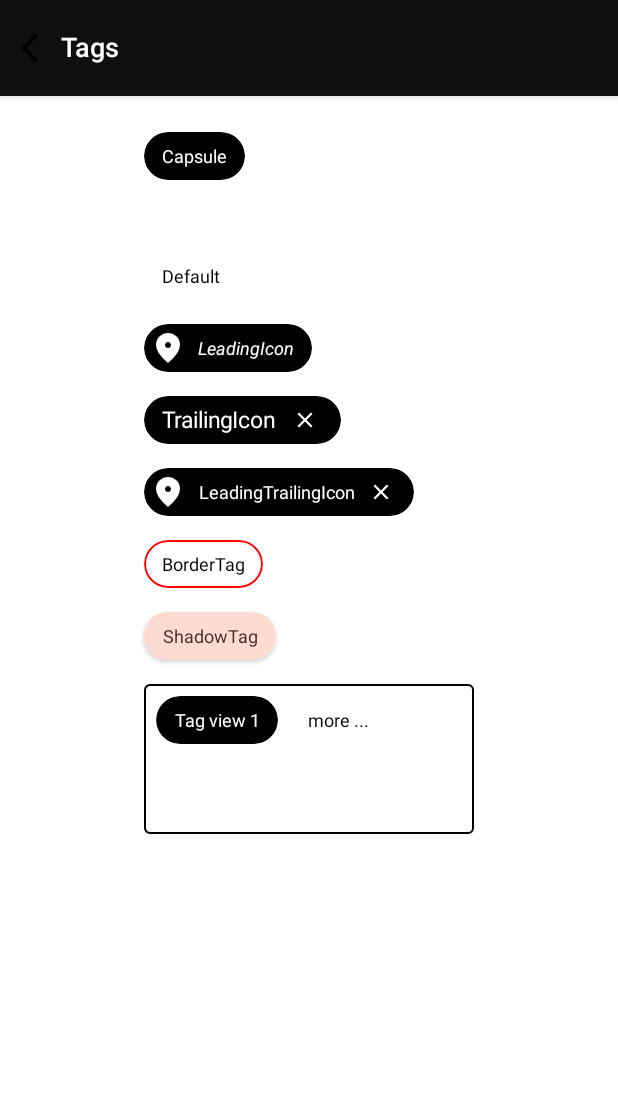
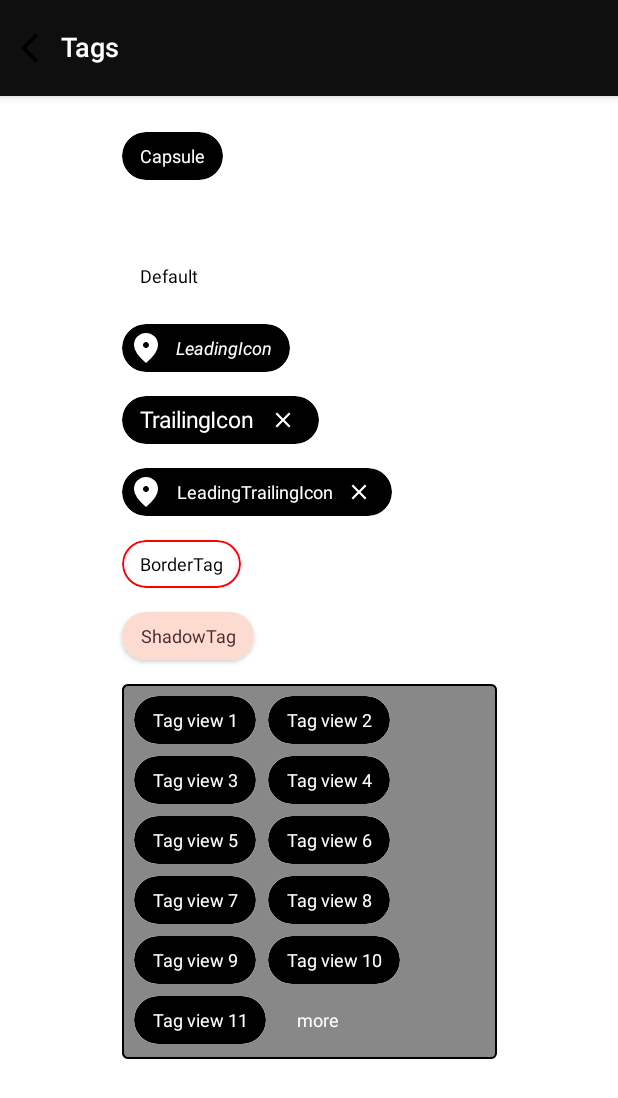
Before and after one commit to codeandtheory/YTag-android, an Android app built with Jetpack Compose: the YTagActivity screen opened directly, with no data from a screen before it, on a phone screen of 412 x 824 dp. Shown: the top 1098 px of the screen. Run offline under Robolectric (Android 15) with nearby library versions, the phone set to English and light mode, and no system bars; our stand-ins replace Dagger/Hilt's generated code.

Commit message:
1. Added more tag display property 2. Code refactoring 3. Bug fixes [more tag position issue]

```diff
--- a/core/ui/src/main/java/co/yml/coreui/core/ui/ytag/TagViewContainer.kt
+++ b/core/ui/src/main/java/co/yml/coreui/core/ui/ytag/TagViewContainer.kt
@@ -13,13 +13,12 @@ import androidx.compose.ui.graphics.Color
 import androidx.compose.ui.layout.Layout
 import androidx.compose.ui.layout.Placeable
 import androidx.compose.ui.platform.LocalContext
+import androidx.compose.ui.platform.LocalDensity
 import androidx.compose.ui.platform.testTag
 import androidx.compose.ui.semantics.contentDescription
 import androidx.compose.ui.semantics.semantics
 import androidx.compose.ui.tooling.preview.Preview
-import androidx.compose.ui.unit.Dp
-import androidx.compose.ui.unit.IntOffset
-import androidx.compose.ui.unit.dp
+import androidx.compose.ui.unit.*
 import co.yml.coreui.core.ui.ytag.model.TagViewContainerModifiers
 import co.yml.coreui.core.ui.ytag.model.TagViewData
 import co.yml.coreui.core.ui.ytag.model.TagViewModifiers
@@ -41,10 +40,20 @@ fun TagViewContainer(
     updatedTagViewData.add(moreTag)
 
     with(tagViewContainerModifiers) {
-        val modifier = Modifier
         val context = LocalContext.current
-        Box(
-            modifier = modifier
+        var modifier = if (tagViewContainerModifiers.width != Dp.Unspecified) {
+            Modifier.width(tagViewContainerModifiers.width)
+        } else {
+            Modifier.wrapContentWidth()
+        }
+
+        modifier = if (tagViewContainerModifiers.height != Dp.Unspecified) {
+            modifier.then(Modifier.height(tagViewContainerModifiers.height))
+        } else {
+            modifier.then(Modifier.wrapContentHeight())
+        }
+
+        modifier = modifier.then(Modifier
             .run {
                 if (enableBorder) {
                     border(
@@ -56,9 +65,7 @@ fun TagViewContainer(
                     background(color = backgroundColor, shape = shape)
                 }
             }
-                .width(width = width ?: Dp.Unspecified)
-                .height(height = height)
-                .defaultMinSize(minWidth = minWidth, minHeight = minHeight)
+            .defaultMinSize(minWidth, minHeight)
             .clickable { }
             .semantics {
                 this.contentDescription =
@@ -70,9 +77,11 @@ fun TagViewContainer(
                 shape = shape
             )
             .padding(containerPaddingValues)
+        )
+
+        Box(
+            modifier = modifier
         ) {
-
-
             TagViewContainerLayout(
                 tagViewContainerModifiers = tagViewContainerModifiers,
                 content = {
@@ -107,6 +116,8 @@ fun TagViewContainerLayout(
     tagViewContainerModifiers: TagViewContainerModifiers,
     content: @Composable () -> Unit
 ) {
+    val localDensity = LocalDensity.current
+
     Layout(content = content) { measurables, constraints ->
         val looseConstraints = constraints.copy(
             minWidth = 0,
@@ -138,8 +149,6 @@ fun TagViewContainerLayout(
                             .toInt()
                     )
             }
-            Log.i("check_measure", "common: ${currentOffset}")
-
             placeAble to currentOffset.also {
                 currentOffset = it.copy(
                     x = it.x + placeAble.width + tagViewContainerModifiers.tagSpacingHorizontal.toPx()
@@ -148,34 +157,25 @@ fun TagViewContainerLayout(
             }
         }
 
-        layout(width = constraints.maxWidth,
-            height = placeAbles.lastOrNull()?.run { first.height } ?: 0) {
+        layout(
+            width = constraints.maxWidth,
+            height = constraints.maxHeight
+        ) {
             Log.i("check_placeAble", "size: ${placeAbles.size}")
             placeAbles.forEachIndexed { index, placeable ->
                 val (placeable, offset) = placeable
                 //check whether current item has enough space
-                val currentItemHorizontalSpace =
-                    placeable.width + tagViewContainerModifiers.tagSpacingHorizontal.toPx()
-                        .toInt()
-                val currentItemVerticalSpace =
-                    placeable.height + tagViewContainerModifiers.tagSpacingVertical.toPx()
-                        .toInt()
-
-                if (offset.x + currentItemHorizontalSpace < constraints.maxWidth && offset.y + currentItemVerticalSpace < constraints.maxHeight) {
+                if (offset.x + placeable.width < constraints.maxWidth && offset.y + placeable.height < constraints.maxHeight) {
                     //current item has space
                     Log.i("check_placeable", "index: $index current item has space")
                     val nextItemIndex = index + 1
                     if (nextItemIndex <= placeAbles.lastIndex) {
                         val nextItemOffset = placeAbles[nextItemIndex].second
-
-                        val nextItemHorizontalSpace =
-                            placeAbles[nextItemIndex].first.width + tagViewContainerModifiers.tagSpacingHorizontal.toPx()
-                                .toInt()
-                        val nextItemVerticalSpace =
-                            placeAbles[nextItemIndex].first.height + tagViewContainerModifiers.tagSpacingVertical.toPx()
-                                .toInt()
-
-                        if (nextItemOffset.x + nextItemHorizontalSpace < constraints.maxWidth && nextItemOffset.y + nextItemVerticalSpace < constraints.maxHeight) {
+                        Log.i(
+                            "check_placeable",
+                            "next index: $nextItemIndex nextItemOffset : $nextItemOffset Before checking"
+                        )
+                        if (nextItemOffset.x + placeAbles[nextItemIndex].first.width < constraints.maxWidth && nextItemOffset.y + placeAbles[nextItemIndex].first.height < constraints.maxHeight) {
                             //next item has space
                             Log.i(
                                 "check_placeable",
@@ -185,54 +185,99 @@ fun TagViewContainerLayout(
                         } else {
                             //next item has no space
                             //check space to accommodate more tag
-                            Log.i("check_placeable", "index: $index next item has no space")
-                            val moreTagPlaceAble = placeAbles.last()
-                            val remainingTags = placeAbles.lastIndex - 1 - index
-
-
-//                            tagViewContainerModifiers.moreTagConfiguration.overFlowText.invoke(remainingTags)
-                            val moreTagHorizontalSpace =
-                                moreTagPlaceAble.first.width + tagViewContainerModifiers.tagSpacingHorizontal.toPx()
-                                    .toInt()
-                            val moreTagVerticalSpace =
-                                moreTagPlaceAble.first.height + tagViewContainerModifiers.tagSpacingVertical.toPx()
-                                    .toInt()
-
-                            if (offset.x + moreTagHorizontalSpace < constraints.maxWidth && offset.y + moreTagVerticalSpace < constraints.maxHeight) {
-                                //place more tag
-                                Log.i("check_placeable", "index: $index more tag placed")
-                                moreTagPlaceAble.first.place(offset.x, offset.y)
+                            val overflow = showOverFlow(
+                                index,
+                                placeAbles,
+                                tagViewContainerModifiers,
+                                constraints,
+                                localDensity
+                            )
+                            overflow?.let {
+                                it.first.place(it.second)
+                            }
                             return@layout
-                            } else {
-                                Log.i("check_placeable", "index: $index more tag has no space")
-                            }
                         }
                     }
                 } else {
                     //current item has no space
                     //check space to accommodate more tag
-                    Log.i("check_placeable", "index: $index current item has no space")
-                    val remainingTags = placeAbles.lastIndex - 1 - index
-                    val moreTagPlaceAble = placeAbles.last()
-                    val moreTagHorizontalSpace =
-                        moreTagPlaceAble.first.width + tagViewContainerModifiers.tagSpacingHorizontal.toPx()
-                            .toInt()
-                    val moreTagVerticalSpace =
-                        moreTagPlaceAble.first.height + tagViewContainerModifiers.tagSpacingVertical.toPx()
-                            .toInt()
-
-                    if (offset.x + moreTagHorizontalSpace < constraints.maxWidth && offset.y + moreTagVerticalSpace < constraints.maxHeight) {
-                        //place more tag
-                        Log.i("check_placeable", "index: $index more tag placed")
-                        placeable.place(offset.x, offset.y)
+                    val overflow = showOverFlow(
+                        index,
+                        placeAbles,
+                        tagViewContainerModifiers,
+                        constraints,
+                        localDensity
+                    )
+                    overflow?.let {
+                        it.first.place(it.second)
+                    }
                     return@layout
-                    } else {
-                        Log.i("check_placeable", "index: $index more tag has no space")
                 }
             }
         }
     }
 }
+
+/**
+ * Used for displaying the over flow details when tags not fit in the container
+ * @param index current placeAble index
+ * @param placeAbles placeAble details of tags
+ * @param tagViewContainerModifiers  collection of modifier elements that decorate or add behavior to tag view container
+ * @param constraints immutable constraints for measuring layouts
+ * @param localDensity A density of the screen. Used for the conversions between pixels and Dp
+ */
+fun showOverFlow(
+    index: Int,
+    placeAbles: List<Pair<Placeable, IntOffset>>,
+    tagViewContainerModifiers: TagViewContainerModifiers,
+    constraints: Constraints,
+    localDensity: Density
+): Pair<Placeable, IntOffset>? {
+    val offset = placeAbles[index].second
+    val placeable = placeAbles[index]
+
+    if (tagViewContainerModifiers.moreTagConfiguration.showOverFlow) {
+        Log.i("check_placeable", "index: $index next item has no space")
+        val moreTagPlaceAble = placeAbles.last()
+        val remainingTags = placeAbles.lastIndex - 1 - index
+
+        if (offset.x + moreTagPlaceAble.first.width < constraints.maxWidth && offset.y + moreTagPlaceAble.first.height < constraints.maxHeight) {
+            //place more tag
+            Log.i(
+                "check_placeable",
+                "index: $index more tag placed offset: $offset"
+            )
+
+            //check whether more tag can be placed in between current and previous offset
+            val previousIndex = index - 1
+            if (previousIndex >= 0) {
+                val previousOffset = placeAbles[previousIndex].second
+                val previousTag = placeAbles[previousIndex].first
+
+                val moreTagXOffset =
+                    previousOffset.x + localDensity.run { tagViewContainerModifiers.tagSpacingHorizontal.toPx() }
+                        .toInt() + previousTag.width
+                val moreTagYOffset = previousOffset.y
+
+                if (moreTagXOffset + moreTagPlaceAble.first.width < constraints.maxWidth && moreTagYOffset + moreTagPlaceAble.first.height < constraints.maxHeight) {
+                    Log.i(
+                        "check_placeable",
+                        " prev index: $previousIndex more tag placed on in btw offset: $previousOffset"
+                    )
+
+                    return Pair(moreTagPlaceAble.first, IntOffset(moreTagXOffset, moreTagYOffset))
+                }
+            }
+
+            return moreTagPlaceAble
+        } else {
+            Log.i("check_placeable", "index: $index more tag has no space")
+        }
+    } else {
+        return placeable
+    }
+
+    return null
 }
 
 @Preview(name = "Default Tag container")
--- a/core/ui/src/main/java/co/yml/coreui/core/ui/ytag/model/TagViewContainerModifiers.kt
+++ b/core/ui/src/main/java/co/yml/coreui/core/ui/ytag/model/TagViewContainerModifiers.kt
@@ -28,7 +28,7 @@ import androidx.compose.ui.unit.dp
 data class TagViewContainerModifiers(
     val minWidth: Dp,
     val minHeight: Dp,
-    val width: Dp?,
+    val width: Dp,
     val height: Dp,
     val enableBorder: Boolean,
     val borderWidth: Dp,
@@ -45,8 +45,8 @@ data class TagViewContainerModifiers(
     class Builder {
         private var minWidth: Dp = 150.dp
         private var minHeight: Dp = 150.dp
-        private var width: Dp? = null
-        private var height: Dp = minHeight
+        private var width: Dp = Dp.Unspecified
+        private var height: Dp =  Dp.Unspecified
         private var enableBorder: Boolean = false
         private var borderWidth: Dp = 1.dp
         private var borderColor: Color = Color.Black
--- a/core/ui/src/main/java/co/yml/coreui/core/ui/ytag/model/TagViewData.kt
+++ b/core/ui/src/main/java/co/yml/coreui/core/ui/ytag/model/TagViewData.kt
@@ -17,5 +17,6 @@ data class TagViewData(
     val leadingIcon: @Composable ((enable: Boolean) -> Unit)? = null,
     val trailingIcon: @Composable ((enable: Boolean) -> Unit)? = null,
     val enabled: Boolean = true,
+    val showOverFlow: Boolean = true,
     val overFlowText: (Int) -> String =  { _ -> "" }
 )
--- a/feature/ytag/src/main/java/co/yml/coreui/feature/ytag/ui/YTagActivity.kt
+++ b/feature/ytag/src/main/java/co/yml/coreui/feature/ytag/ui/YTagActivity.kt
@@ -32,12 +32,12 @@ import androidx.compose.ui.unit.dp
 import androidx.compose.ui.unit.sp
 import co.yml.coreui.core.ui.templates.AppBarWithBackButton
 import co.yml.coreui.core.ui.theme.CoreUICatalogTheme
-import co.yml.coreui.core.ui.ytag.model.TagViewModifiers
-import co.yml.coreui.ui.R
 import co.yml.coreui.core.ui.ytag.TagView
 import co.yml.coreui.core.ui.ytag.TagViewContainer
 import co.yml.coreui.core.ui.ytag.model.TagViewContainerModifiers
 import co.yml.coreui.core.ui.ytag.model.TagViewData
+import co.yml.coreui.core.ui.ytag.model.TagViewModifiers
+import co.yml.coreui.ui.R
 import dagger.hilt.android.AndroidEntryPoint
 
 @ExperimentalMaterial3Api
@@ -292,14 +292,14 @@ fun ShadowTag() {
 }
 
 @Composable
-fun DefaultTagViewContainer(){
+fun DefaultTagViewContainer() {
     val tagViewModifiers = TagViewModifiers.Builder()
         .shape(CircleShape)
         .backgroundColor(Color.Black)
         .textColor(Color.White)
         .style(textStyle)
         .onCLick {
-            Log.i("check_click","tag view clicked")
+            Log.i("check_click", "tag view clicked")
             //remove the current tag view from the list
         }
         .build()
@@ -308,34 +308,55 @@ fun DefaultTagViewContainer(){
         TagViewData("Tag view 1", tagViewModifiers),
         TagViewData("Tag view 2", tagViewModifiers),
         TagViewData("Tag view 3", tagViewModifiers),
-//        TagViewData("Tag view 4", tagViewModifiers),
-//        TagViewData("Tag view 5", tagViewModifiers),
-//        TagViewData("Tag view 6", tagViewModifiers),
-//        TagViewData("Tag view 7", tagViewModifiers)
+        TagViewData("Tag view 4", tagViewModifiers),
+        TagViewData("Tag view 5", tagViewModifiers),
+        TagViewData("Tag view 6", tagViewModifiers),
+        TagViewData("Tag view 7", tagViewModifiers),
+        TagViewData("Tag view 8", tagViewModifiers),
+        TagViewData("Tag view 9", tagViewModifiers),
+        TagViewData("Tag view 10", tagViewModifiers),
+        TagViewData("Tag view 11", tagViewModifiers),
+        TagViewData("Tag view 12", tagViewModifiers),
+        TagViewData("Tag view 13", tagViewModifiers)
     )
 
     val tagViewContainerModifiers = TagViewContainerModifiers.Builder()
-        .width(220.dp)
-        .height(100.dp)
         .containerPaddingValues(PaddingValues(8.dp))
         .enableBorder(true)
         .shape(RoundedCornerShape(4.dp))
-        .tagSpacingVertical(16.dp)
+        .tagSpacingVertical(8.dp)
         .tagSpacingHorizontal(8.dp)
-        .moreTagConfiguration(TagViewData(text = "more ...", overFlowText = {count ->
-            "$count more items"
-        }, tagViewModifiers = TagViewModifiers.Builder().onCLick {  Log.i("check_click","more tag clicked") }.build()))
-        .onCLick {item ->
+        .backgroundColor(Color.Gray)
+        .width(250.dp)
+        .height(250.dp)
+        .moreTagConfiguration(
+            TagViewData(
+                text = "more",
+                overFlowText = { count ->
+                    "$count more items"
+                },
+                tagViewModifiers = TagViewModifiers.Builder().backgroundColor(Color.Gray)
+                    .textColor(Color.White)
+                    .onCLick { Log.i("check_click", "more tag clicked") }.build()
+            )
+        )
+        .onCLick { item ->
             val itemIndex = tagViewData.indexOf(item)
-            val updatedList =  tagViewData.toMutableList()
+            val updatedList = tagViewData.toMutableList()
 
-            if (itemIndex!= -1){
+            if (itemIndex != -1) {
                 updatedList.removeAt(itemIndex)
             }
 
-            Log.i("check_click","tag view container item $itemIndex  nam: ${item.text} clicked currentList size: ${tagViewData.size} updatedList size: ${updatedList.size}")
+            Log.i(
+                "check_click",
+                "tag view container item $itemIndex  name: ${item.text} clicked currentList size: ${tagViewData.size} updatedList size: ${updatedList.size}"
+            )
         }
         .build()
 
-    TagViewContainer(tagViewData = tagViewData, tagViewContainerModifiers = tagViewContainerModifiers)
+    TagViewContainer(
+        tagViewData = tagViewData,
+        tagViewContainerModifiers = tagViewContainerModifiers
+    )
 }
```
Lines whose indentation alone changed are shown as unchanged.
